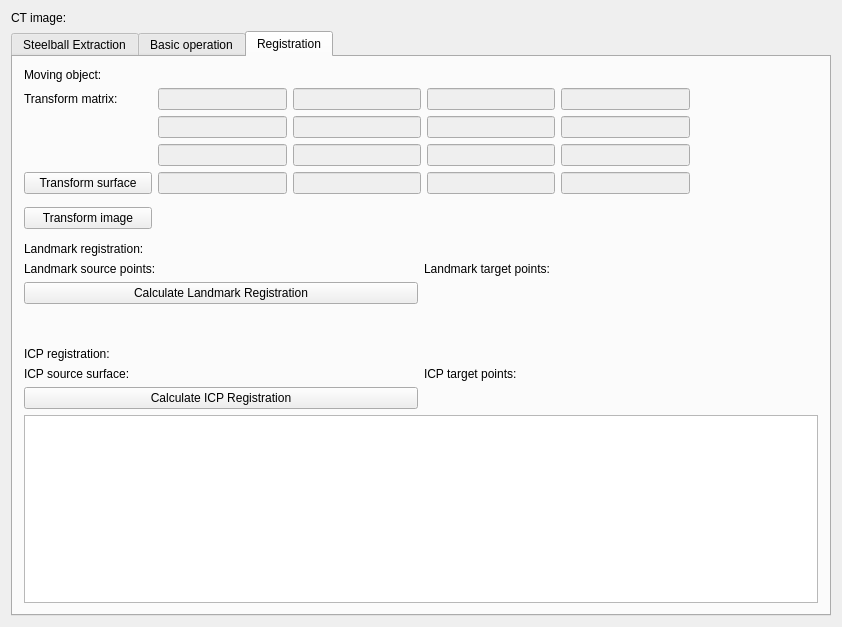
zzhou7/MITK_lancet, file Plugins/org.mitk.lancet.spinectregistration/src/internal/SpineCTRegistrationControls.ui: the form before one commit.
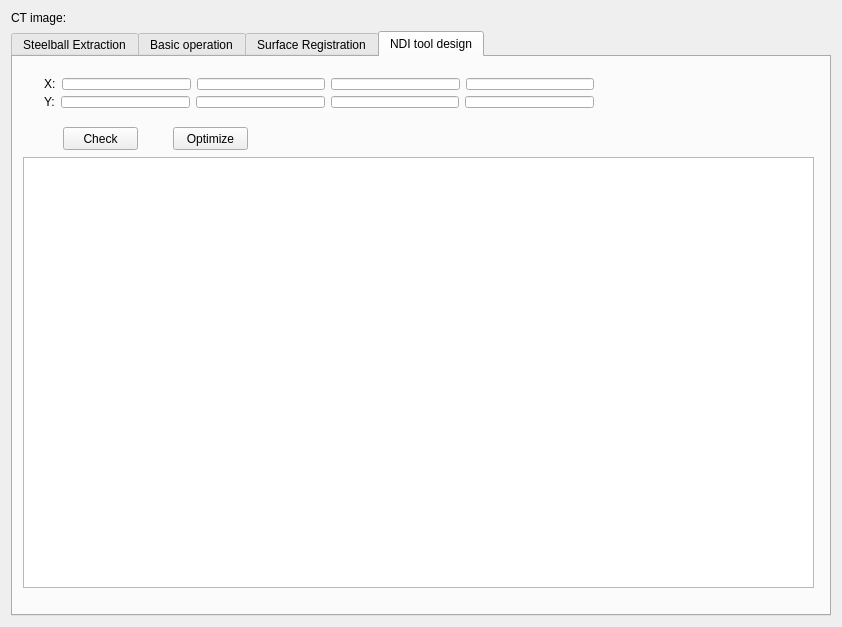
The form after the commit. The open tabs and pages were chosen to show the change. Custom widgets are drawn as their Qt base class.

Commit message:
NDI tool validity checking function
For test only, the usable code has been written into a C++ script and uploaded to NAS

What changed in the file:
```diff
--- a/Plugins/org.mitk.lancet.spinectregistration/src/internal/SpineCTRegistrationControls.ui
+++ b/Plugins/org.mitk.lancet.spinectregistration/src/internal/SpineCTRegistrationControls.ui
@@ -407,7 +407,7 @@
      </widget>
      <widget class="QWidget" name="tab_2">
       <attribute name="title">
-       <string>Registration</string>
+       <string>Surface Registration</string>
       </attribute>
       <layout class="QGridLayout" name="gridLayout_5">
        <item row="0" column="0">
@@ -702,6 +702,105 @@
        </item>
       </layout>
      </widget>
+     <widget class="QWidget" name="tab_4">
+      <attribute name="title">
+       <string>NDI tool design</string>
+      </attribute>
+      <widget class="QPushButton" name="pushButton_checkNDI">
+       <property name="geometry">
+        <rect>
+         <x>50</x>
+         <y>70</y>
+         <width>75</width>
+         <height>23</height>
+        </rect>
+       </property>
+       <property name="text">
+        <string>Check</string>
+       </property>
+      </widget>
+      <widget class="QTextBrowser" name="textBrowser_checkNDI">
+       <property name="geometry">
+        <rect>
+         <x>10</x>
+         <y>100</y>
+         <width>791</width>
+         <height>431</height>
+        </rect>
+       </property>
+      </widget>
+      <widget class="QPushButton" name="pushButton_OptimizeTool">
+       <property name="geometry">
+        <rect>
+         <x>160</x>
+         <y>70</y>
+         <width>75</width>
+         <height>23</height>
+        </rect>
+       </property>
+       <property name="text">
+        <string>Optimize</string>
+       </property>
+      </widget>
+      <widget class="QWidget" name="">
+       <property name="geometry">
+        <rect>
+         <x>20</x>
+         <y>10</y>
+         <width>572</width>
+         <height>52</height>
+        </rect>
+       </property>
+       <layout class="QVBoxLayout" name="verticalLayout">
+        <item>
+         <layout class="QHBoxLayout" name="horizontalLayout_10">
+          <item>
+           <widget class="QLabel" name="label_17">
+            <property name="text">
+             <string>X:</string>
+            </property>
+           </widget>
+          </item>
+          <item>
+           <widget class="QLineEdit" name="lineEdit_pX_0"/>
+          </item>
+          <item>
+           <widget class="QLineEdit" name="lineEdit_pX_1"/>
+          </item>
+          <item>
+           <widget class="QLineEdit" name="lineEdit_pX_2"/>
+          </item>
+          <item>
+           <widget class="QLineEdit" name="lineEdit_pX_3"/>
+          </item>
+         </layout>
+        </item>
+        <item>
+         <layout class="QHBoxLayout" name="horizontalLayout_11">
+          <item>
+           <widget class="QLabel" name="label_18">
+            <property name="text">
+             <string>Y:</string>
+            </property>
+           </widget>
+          </item>
+          <item>
+           <widget class="QLineEdit" name="lineEdit_pY_0"/>
+          </item>
+          <item>
+           <widget class="QLineEdit" name="lineEdit_pY_1"/>
+          </item>
+          <item>
+           <widget class="QLineEdit" name="lineEdit_pY_2"/>
+          </item>
+          <item>
+           <widget class="QLineEdit" name="lineEdit_pY_3"/>
+          </item>
+         </layout>
+        </item>
+       </layout>
+      </widget>
+     </widget>
     </widget>
    </item>
   </layout>
```
Left out of the diff: 2 changed lines with no effect on the pictures. The commit also changes 3 other files.
